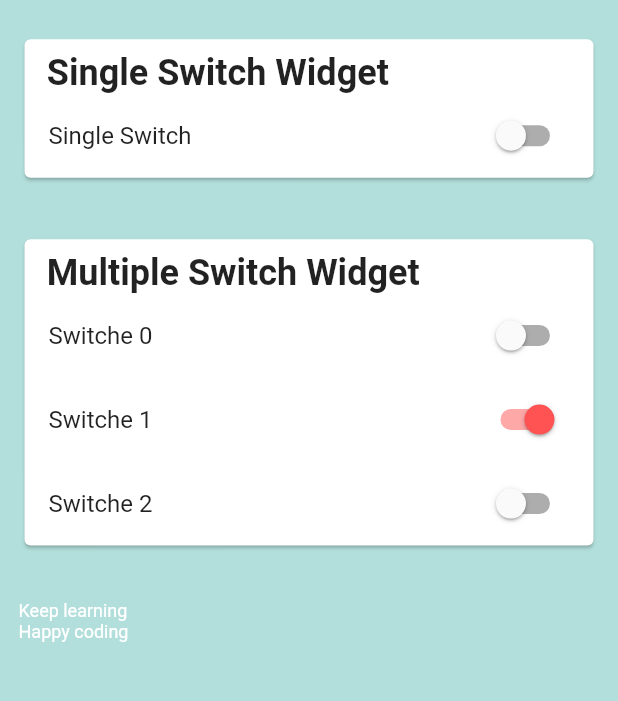
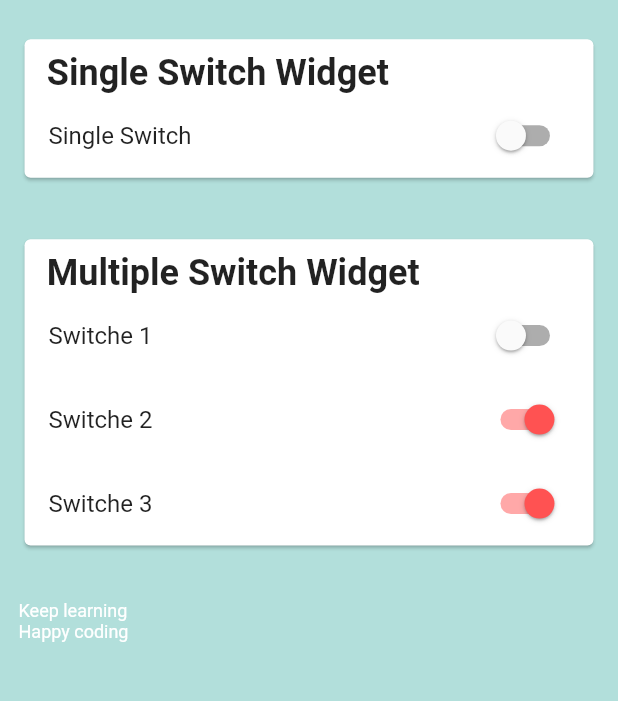
Before and after one commit to jack06215/FlutterExploringRiverpod, a Flutter app: the screen it shows after launch, on a phone screen of 412 x 824 dp, the part 63-764 px from its top. Run offline on Flutter 3.47's test engine with Material 2 defaults, Android fonts, the phone set to English and light mode, and no system bars; our stand-ins replace flutter_riverpod, freezed_annotation, hooks_riverpod.

Commit message:
minor change

```diff
--- a/lib/pages/switch_page.dart
+++ b/lib/pages/switch_page.dart
@@ -17,7 +17,7 @@ final multipleSwitchProvider =
         (ref) => MultipleSwitchWidgetNotifier([
               MySwitch(id: 1, value: false),
               MySwitch(id: 2, value: true),
-              MySwitch(id: 3, value: false),
+              MySwitch(id: 3, value: true),
             ]));
 
 class SwitchHomePage extends HookConsumerWidget {
@@ -88,7 +88,7 @@ class SwitchHomePage extends HookConsumerWidget {
                       for (var i = 0; i < multipleSwitch.length; i++)
                         SwitchListTile(
                             title: Text(
-                              'Switche $i',
+                              'Switche ${i + 1}',
                             ),
                             activeColor: Colors.redAccent,
                             value: multipleSwitch[i].value,
```
